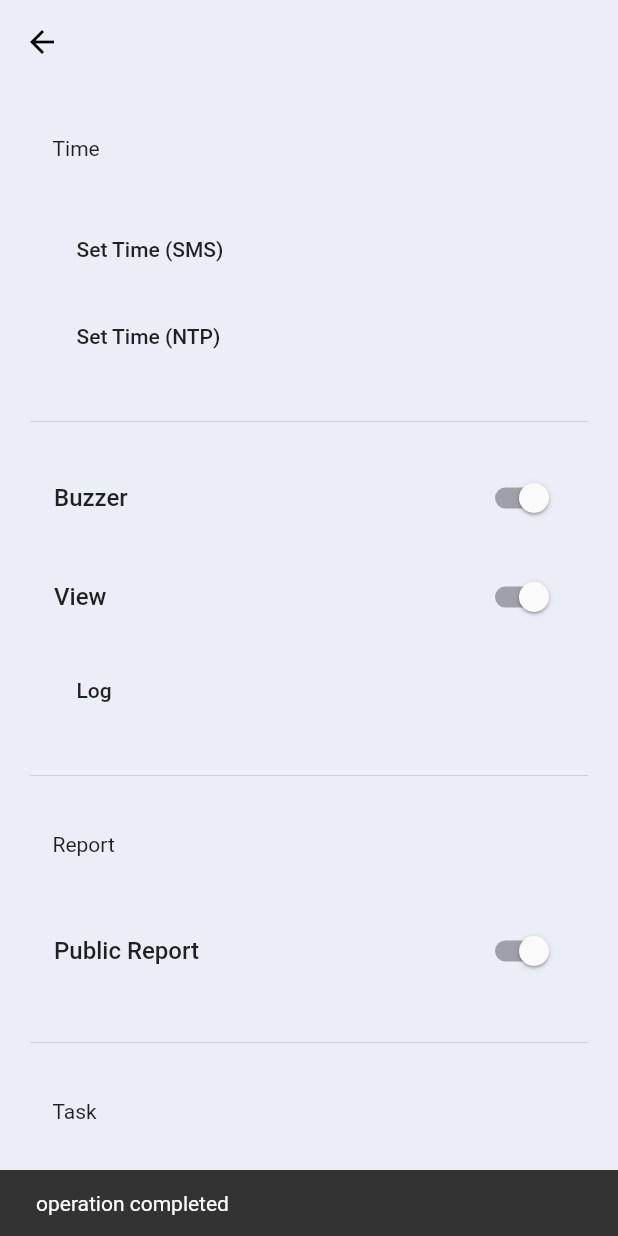
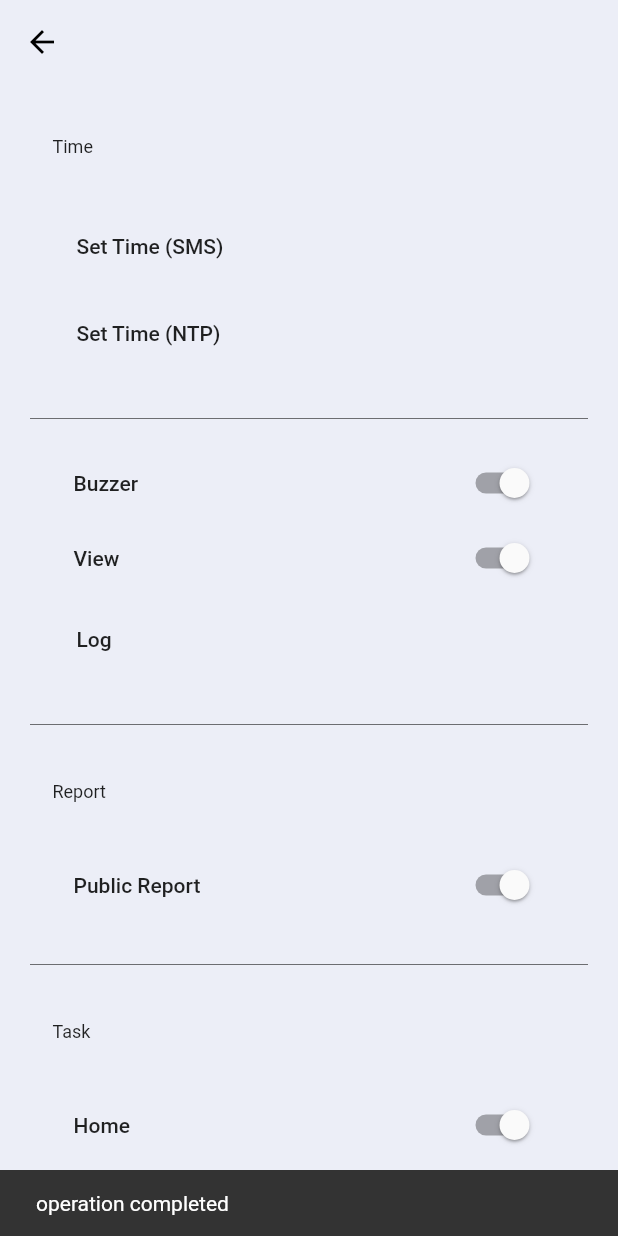
Before and after one commit to peymanta/psmarthome, a Flutter app: the Settings screen opened directly, after a tap on "Public Report", on a phone screen of 412 x 824 dp. Run offline on Flutter 3.47's test engine with Material 2 defaults, Android fonts, the phone set to English and light mode, and no system bars; our stand-ins replace bloc, flutter_bloc, flutter_neumorphic, flutter_time_picker_spinner, hive, hive_flutter and 3 more; missing offline and left inert: background_sms, knob_widget, persian_datetime_picker, sms, telephony; accounts and stored records are empty.

Commit message:
option 13

```diff
--- a/lib/compiling_sms.dart
+++ b/lib/compiling_sms.dart
@@ -7,14 +7,22 @@ import 'package:permission_handler/permission_handler.dart';
 import 'package:background_sms/background_sms.dart';
 
 
-sendSMS(sms) async{
+sendSMS(sms, {showDialog = false}) async{
   await [Permission.sms].request(); //request permission
 
-  if(await  Permission.sms.isGranted) {
-    BackgroundSms.sendMessage(phoneNumber: constants.get('deviceNumber'), message: sms);
+  if(await  Permission.sms.isGranted && showDialog) {
+    dialog('Verify', Text('Do you agree with the operation?'), () {
+    //   BackgroundSms.sendMessage(
+    //       phoneNumber: constants.get('deviceNumber'), message: sms);
+     showMessage('operation completed');
+    });
+  } else {
+    // BackgroundSms.sendMessage(
+    //     phoneNumber: constants.get('deviceNumber'), message: sms);
+    showMessage('operation completed');
   }
 
-  showMessage('operation completed');
+print(sms);
 }
 compile(String sms) async{
 //   var sms = '''1210 01:04
--- a/lib/icon/icon.dart
+++ b/lib/icon/icon.dart
@@ -25,9 +25,10 @@ class _IconState extends State<Icon> {
 
   @override
   Widget build(BuildContext context) {
+    print('1233' + iconKey.contains('UPS').toString() );
     return Scaffold(
       backgroundColor: background,
-      appBar: AppBar(title: Text('Select Icon for ${iconKey.contains('UPS') ? 'UPS Item' : 'Relay'} ${iconKey.contains('UPS') ? iconKey.substring(4) : iconKey.substring(2)}', style: TextStyle(color: Colors.black),),
+      appBar: AppBar(title: Text('Select Icon for ${iconKey.contains('UPS') ? 'UPS Item' : 'Relay'} ${iconKey.contains('UPS') ? iconKey.substring(4) : iconKey}', style: TextStyle(color: Colors.black),),
         backgroundColor: background,
         shadowColor: Colors.transparent,
         iconTheme: IconThemeData(color: Colors.black),
--- a/lib/outlet/bloc/outlet_cubit.dart
+++ b/lib/outlet/bloc/outlet_cubit.dart
@@ -86,7 +86,7 @@ try {
                 : endUpDate!.year.toString().substring(2) +
                 endUpDate!.month.toString() +
                 endUpDate!.day.toString()},${endUpTime!.hour.toString().padLeft(
-                2, '0') + endUpTime!.minute.toString().padLeft(2, '0')}#');
+                2, '0') + endUpTime!.minute.toString().padLeft(2, '0')}#', showDialog: false);
       }
       sendSMS(
           'P${currentPlug == PlugNumber.plug1 ? '1' : '2'}UP:${plug
@@ -129,7 +129,7 @@ try {
                 endDownDate!.month.toString() +
                 endDownDate!.day.toString()},${endDownTime!.hour.toString()
                 .padLeft(2, '0') +
-                endDownTime!.minute.toString().padLeft(2, '0')}#');
+                endDownTime!.minute.toString().padLeft(2, '0')}#', showDialog: false);
       }
       sendSMS(
           'P${currentPlug == PlugNumber.plug1 ? '1' : '2'}DN:${plug
--- a/lib/report/report.dart
+++ b/lib/report/report.dart
@@ -231,7 +231,7 @@ Widget listItemText(text) {
     children: [
       Padding(
           padding: const EdgeInsets.all(15),
-          child: Container(alignment: Alignment.centerLeft, child: Text(text))),
+          child: Container(alignment: Alignment.centerLeft, child: Text(text, style: TextStyle(fontSize: 12),))),
       SizedBox(
         height: 20,
       )
--- a/lib/settings/settings.dart
+++ b/lib/settings/settings.dart
@@ -8,11 +8,7 @@ import 'package:shome/main.dart';
 import '../outlet/OutletPage.dart';
 import 'bloc/settings_cubit.dart';
 
-enum TaskEnum {
-  Home,
-  Sleep,
-  Rest
-}
+enum TaskEnum { Home, Sleep, Rest }
 
 SettingsCubit? _cubit;
 TaskEnum? task = TaskEnum.Home; //example
@@ -35,6 +31,7 @@ class _SettingsState extends State<Settings> {
     _cubit = SettingsCubit();
     _cubit!.init();
   }
+
   @override
   Widget build(BuildContext context) {
     return Scaffold(
@@ -46,7 +43,7 @@ class _SettingsState extends State<Settings> {
       body: BlocBuilder<SettingsCubit, SettingsState>(
         bloc: _cubit,
         builder: (context, state) {
-          if(state is SettingsInitial) {
+          if (state is SettingsInitial) {
             return Directionality(
               textDirection: TextDirection.rtl,
               child: Container(
@@ -60,13 +57,16 @@ class _SettingsState extends State<Settings> {
                     button(() => _cubit!.setTime(), 'Set Time (SMS)'),
                     button(() => _cubit!.setTimeNTP(), 'Set Time (NTP)'),
                     divider(),
-                  listItemSwitch('Buzzer', () => _cubit!.setBuzzer(), buzzer!),
+                    listItemSwitch(
+                        'Buzzer', () => _cubit!.setBuzzer(), buzzer!),
                     listItemSwitch('View', () => _cubit!.setView(), view),
                     button(() => _cubit!.setLog(), 'Log'),
                     divider(),
                     listItemText('Report'),
-                  listItemSwitch('Public Report', () => _cubit!.setPublicReport(), publicReport!),
-                  publicReport! ?  AnimatedContainer(
+                    listItemSwitch('Public Report',
+                        () => _cubit!.setPublicReport(), publicReport!),
+                    publicReport!
+                        ? AnimatedContainer(
                             curve: Curves.easeInOut,
                             duration: Duration(milliseconds: 600),
                             height: publicReport! ? 250 : 0,
@@ -77,7 +77,8 @@ class _SettingsState extends State<Settings> {
                                   child: TimePickerSpinner(
                                     isForce2Digits: true,
                                     is24HourMode: true,
-                            time: DateTime.now(),//DateTime(0,0,0, int.parse(constants.get('publicreportTimer').substring(1,3) ?? DateTime.now().hour), int.parse(constants.get('publicreportTimer').substring(3)?? DateTime.now().minute)),
+                                    time: DateTime
+                                        .now(), //DateTime(0,0,0, int.parse(constants.get('publicreportTimer').substring(1,3) ?? DateTime.now().hour), int.parse(constants.get('publicreportTimer').substring(3)?? DateTime.now().minute)),
                                     onTimeChange: (DateTime event) {
                                       setState(() {
                                         selectedTime = event;
@@ -88,31 +89,38 @@ class _SettingsState extends State<Settings> {
                                 SizedBox(height: 10),
                                 Center(
                                     child: NeumorphicButton(
-                              padding: const EdgeInsets.fromLTRB(60, 10, 60, 10),
+                                  padding:
+                                      const EdgeInsets.fromLTRB(60, 10, 60, 10),
                                   onPressed: () => _cubit!.submitClock(),
-                              child: Text('ارسال'),
+                                  child: Text('Send'),
                                 )),
                               ],
                             ),
-                  ) : Container(),
+                          )
+                        : Container(),
                     divider(),
                     listItemText('Task'),
-                  listItemSwitch('Home', () => _cubit!.setHome(), task! == TaskEnum.Home),
-                  listItemSwitch('Sleep', () => _cubit!.setSleep(), task! == TaskEnum.Sleep),
-                  listItemSwitch('Rest', () => _cubit!.setResting(), task! == TaskEnum.Rest),
+                    listItemSwitch('Home', () => _cubit!.setHome(),
+                        task! == TaskEnum.Home),
+                    listItemSwitch('Sleep', () => _cubit!.setSleep(),
+                        task! == TaskEnum.Sleep),
+                    listItemSwitch('Rest', () => _cubit!.setResting(),
+                        task! == TaskEnum.Rest),
                     divider(),
-                  button(() => _cubit!.setDefaultSetting(), 'Default Setting'),
+                    button(
+                        () => _cubit!.setDefaultSetting(), 'Default Setting'),
                     button(() => _cubit!.setResting(), 'Rest Device'),
                     button(() => _cubit!.restGSM(), 'Rest GSM'),
                     listItemSwitch('Short SMS', () {}, true),
-                  listItemSwitch('Remote Control', () => _cubit!.setRemoteControl(), remoteControl),
+                    listItemSwitch('Remote Control',
+                        () => _cubit!.setRemoteControl(), remoteControl),
                     divider(),
-
-                  listItemPhone('Phone number 1', num1 ?? '0912XXXXXXX', () => _cubit!.getNumber(1)),
-                  listItemPhone('Phone number 2', num2 ?? '0912XXXXXXX', () => _cubit!.getNumber(2)),
-                  listItemPhone('Phone number 3', num3 ?? '0912XXXXXXX', () => _cubit!.getNumber(3)),
-
-
+                    listItemPhone('Phone number 1', num1 ?? '0912XXXXXXX',
+                        () => _cubit!.getNumber(1)),
+                    listItemPhone('Phone number 2', num2 ?? '0912XXXXXXX',
+                        () => _cubit!.getNumber(2)),
+                    listItemPhone('Phone number 3', num3 ?? '021XXXXXXXX',
+                        () => _cubit!.getNumber(3)),
                   ],
                 ),
               ),
@@ -142,19 +150,39 @@ Widget button(onPressed, name) {
 }
 
 Widget listItemSwitch(name, onPressed, value) {
-  return Column(
+  return MaterialButton(
+    onPressed: onPressed,
+    child: Column(
       children: [
-      ListTile(
-        onTap: onPressed,
-        title: Container(
+        Padding(
+          padding: const EdgeInsets.fromLTRB(13, 0, 13, 0),
+          child: Row(
+            children: [
+              Expanded(
+                child: Container(
+                  alignment: Alignment.centerRight,
+                    height: 40,
+                    child: Switch(
+                      value: value,
+                      onChanged: (bool value) {
+                    onPressed;
+                      },
+                    )),
+              ),
+              Expanded(
+                child: Container(
                   alignment: Alignment.centerLeft,
-          child:
-          Text(name, style: const TextStyle(fontWeight: FontWeight.w500)),
+                  height: 40,
+                  child: Text(name,
+                      style: const TextStyle(fontWeight: FontWeight.w500)),
                 ),
-        leading: Switch(value: value, onChanged: (bool value) { onPressed; },),
+              ),
+            ],
+          ),
         ),
         SizedBox(height: 10),
       ],
+    ),
   );
 }
 
@@ -163,7 +191,12 @@ Widget listItemText(text) {
     children: [
       Padding(
           padding: const EdgeInsets.all(15),
-          child: Container(alignment: Alignment.centerLeft, child: Text(text))),
+          child: Container(
+              alignment: Alignment.centerLeft,
+              child: Text(
+                text,
+                style: TextStyle(fontSize: 12),
+              ))),
       SizedBox(
         height: 20,
       )
```
Also changed, not shown: lib/outlet/OutletPage.dart (+38 -35 lines), lib/relay/bloc/relay_cubit.dart (+12 -3 lines), lib/relay/relay.dart (+17 -12 lines), lib/temp/bloc/temp_cubit.dart (+6 -6 lines). Lines whose indentation alone changed are shown as unchanged.
